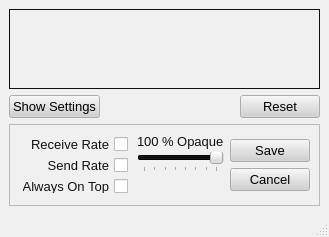
Above: src/gui/bwgraph/bwgraph.ui from a-ilin/vidalia before the change. Below: the same form after it.
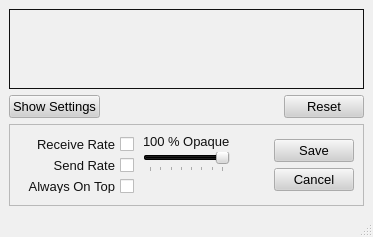
That is the form after the change. Icons and pictures are not drawn. Custom widgets are drawn as their Qt base class.

Commit message:
Change the bwgraph minimum size back to 355.
svn:r1028

```diff
--- a/src/gui/bwgraph/bwgraph.ui
+++ b/src/gui/bwgraph/bwgraph.ui
@@ -387,13 +387,13 @@
       </property>
       <property name="minimumSize" >
        <size>
-        <width>311</width>
+        <width>355</width>
         <height>82</height>
        </size>
       </property>
       <property name="maximumSize" >
        <size>
-        <width>311</width>
+        <width>355</width>
         <height>82</height>
        </size>
       </property>
```
